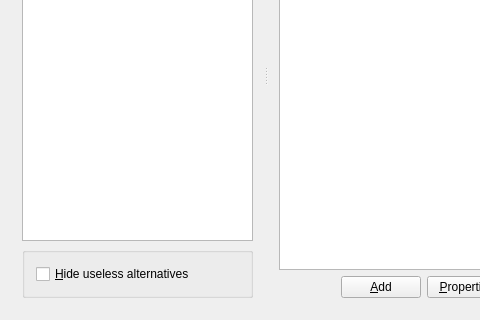
Qt form src/mainwindow.ui (KDE/kalternatives) before a commit; both pictures show x 0 to 480 and y 170 to 490 of the 615 by 490 pixel window.
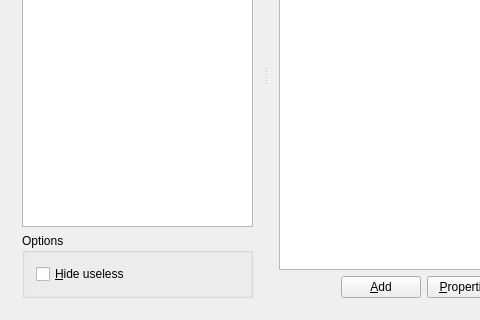
The same form after that commit. Custom widgets are drawn as their Qt base class.

Commit message: i18n improvements: - add whatsthis for some widgets - fix/add context/improve some strings - bump year version

Diff of the .ui file:
```diff
--- a/src/mainwindow.ui
+++ b/src/mainwindow.ui
@@ -49,9 +49,9 @@
         </widget>
        </item>
        <item>
-        <widget class="QGroupBox" name="groupBox3" >
-         <property name="title" >
-          <string/>
+        <widget class="QGroupBox" name="groupBox3">
+         <property name="title">
+          <string>Options</string>
          </property>
          <layout class="QGridLayout" name="_2" >
           <item row="0" column="0" >
@@ -62,8 +62,11 @@
               <verstretch>0</verstretch>
              </sizepolicy>
             </property>
-            <property name="text" >
-             <string>&amp;Hide useless alternatives</string>
+            <property name="whatsThis">
+             <string>If this option is active, all the alternative groups with only one alternative available will be hidden from the list.</string>
+            </property>
+            <property name="text">
+             <string extracomment="Hide useless alternatives">&amp;Hide useless</string>
             </property>
            </widget>
           </item>
@@ -235,7 +238,7 @@
    </item>
   </layout>
  </widget>
- <layoutdefault spacing="6" margin="11" />
+ <layoutdefault spacing="6" margin="11"/>
  <customwidgets>
   <customwidget>
    <class>KComboBox</class>
```
Left out of the diff: 162 changed lines with no effect on the pictures. The commit also changes 4 other files.
